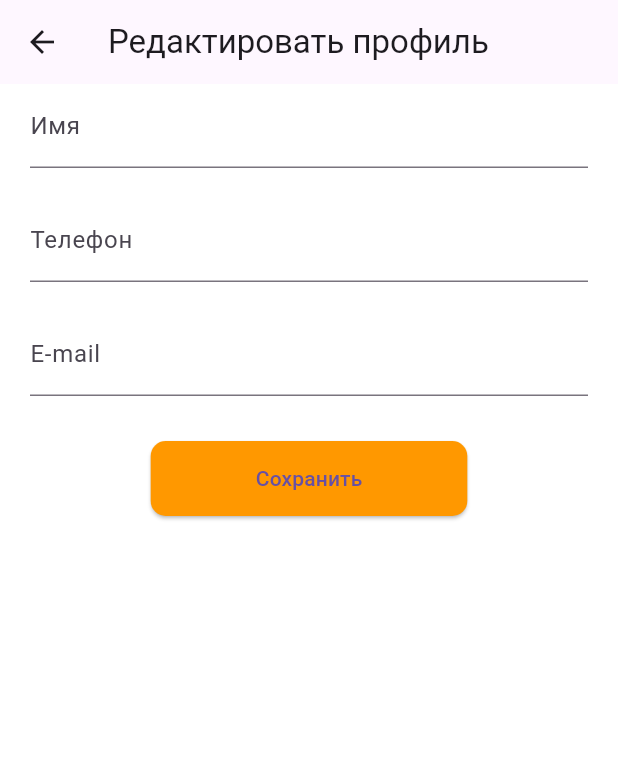
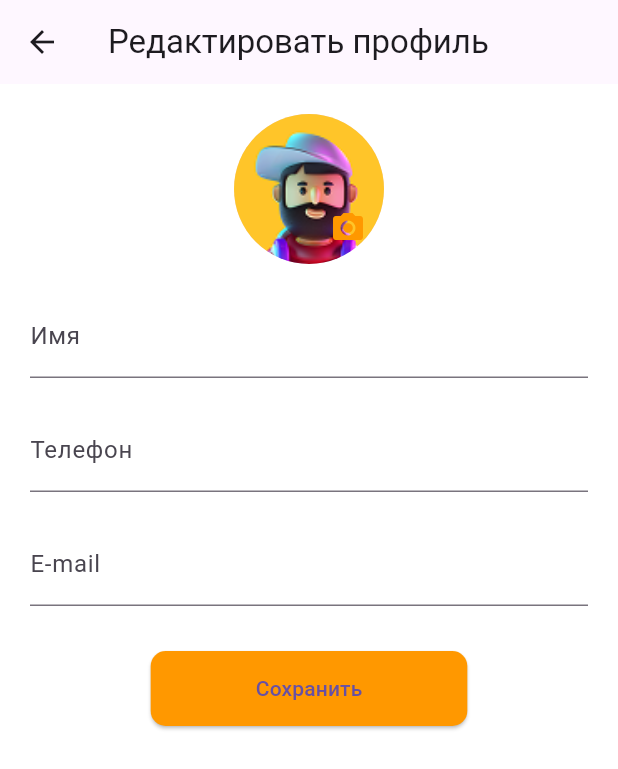
Before and after one commit to Zolomed/food_app, a Flutter app: the ProfileScreen screen opened directly, after a tap on the "edit" icon, on a phone screen of 412 x 824 dp. Shown: the top 769 px of the screen. Run offline on Flutter 3.47's test engine with Material 3 defaults, Android fonts, the phone set to English and light mode, and no system bars; our stand-ins replace cloud_firestore, firebase_auth, firebase_core, firebase_storage, flutter_multi_formatter, image_picker; accounts and stored records are empty; generated files the repository leaves out were written again.

```diff
--- a/lib/models/app_user.dart
+++ b/lib/models/app_user.dart
@@ -3,12 +3,14 @@ class AppUser {
   final String name;
   final String email;
   final String phone;
+  final String? photoUrl;
 
   AppUser({
     required this.uid,
     required this.name,
     required this.email,
     required this.phone,
+    this.photoUrl,
   });
 
   Map<String, dynamic> toMap() {
@@ -16,6 +18,7 @@ class AppUser {
       'name': name,
       'email': email,
       'phone': phone,
+      'photoUrl': photoUrl,
     };
   }
 
@@ -25,6 +28,7 @@ class AppUser {
       name: map['name'] ?? '',
       email: map['email'] ?? '',
       phone: map['phone'] ?? '',
+      photoUrl: map['photoUrl'],
     );
   }
 }
--- a/lib/screens/edit_profile_screen.dart
+++ b/lib/screens/edit_profile_screen.dart
@@ -1,6 +1,9 @@
 import 'package:firebase_auth/firebase_auth.dart';
 import 'package:flutter/material.dart';
 import 'package:cloud_firestore/cloud_firestore.dart';
+import 'package:image_picker/image_picker.dart';
+import 'package:firebase_storage/firebase_storage.dart';
+import 'dart:io';
 
 //TODO сделать потверждение пароля после смены
 //TODO сделать уведомление о смене пароля
@@ -16,6 +19,9 @@ class _EditProfileScreenState extends State<EditProfileScreen> {
   final phoneController = TextEditingController();
   final emailController = TextEditingController();
   bool isLoading = true;
+
+  File? _avatarFile;
+  String? _photoUrl;
 
   @override
   void initState() {
@@ -34,16 +40,37 @@ class _EditProfileScreenState extends State<EditProfileScreen> {
       nameController.text = data?['name'] ?? '';
       phoneController.text = data?['phone'] ?? '';
       emailController.text = data?['email'] ?? '';
+      _photoUrl = data?['photoUrl'];
       setState(() {
         isLoading = false;
       });
     }
   }
 
+  Future<void> _pickAvatar() async {
+    final picker = ImagePicker();
+    final picked =
+        await picker.pickImage(source: ImageSource.gallery, imageQuality: 70);
+    if (picked != null) {
+      setState(() {
+        _avatarFile = File(picked.path);
+      });
+    }
+  }
+
+  Future<String?> _uploadAvatar(String uid) async {
+    if (_avatarFile == null) return _photoUrl;
+    final ref =
+        FirebaseStorage.instance.ref().child('avatars').child('$uid.jpg');
+    await ref.putFile(_avatarFile!);
+    return await ref.getDownloadURL();
+  }
+
   Future<void> _saveProfile() async {
     if (_formKey.currentState!.validate()) {
       final user = FirebaseAuth.instance.currentUser;
       if (user != null) {
+        String? photoUrl = await _uploadAvatar(user.uid);
         await FirebaseFirestore.instance
             .collection('users')
             .doc(user.uid)
@@ -51,6 +78,7 @@ class _EditProfileScreenState extends State<EditProfileScreen> {
           'name': nameController.text.trim(),
           'phone': phoneController.text.trim(),
           'email': emailController.text.trim(),
+          'photoUrl': photoUrl,
         });
         Navigator.pop(context);
       }
@@ -67,13 +95,46 @@ class _EditProfileScreenState extends State<EditProfileScreen> {
               padding: const EdgeInsets.symmetric(horizontal: 20.0),
               child: Form(
                 key: _formKey,
+                child: SingleChildScrollView(
                   child: Column(
                     children: [
+                      SizedBox(height: 20),
+                      Center(
+                        child: Stack(
+                          children: [
+                            GestureDetector(
+                              onTap: _pickAvatar,
+                              child: CircleAvatar(
+                                radius: 50,
+                                backgroundImage: _avatarFile != null
+                                    ? FileImage(_avatarFile!)
+                                    : (_photoUrl != null &&
+                                            _photoUrl!.isNotEmpty
+                                        ? NetworkImage(_photoUrl!)
+                                        : AssetImage(
+                                                'assets/images/avatar_placeholder.png')
+                                            as ImageProvider),
+                              ),
+                            ),
+                            Positioned(
+                              bottom: 0,
+                              right: 0,
+                              child: IconButton(
+                                icon: Icon(Icons.camera_alt,
+                                    color: Colors.orange),
+                                onPressed: _pickAvatar,
+                              ),
+                            ),
+                          ],
+                        ),
+                      ),
+                      SizedBox(height: 20),
                       TextFormField(
                         controller: nameController,
                         decoration: InputDecoration(labelText: 'Имя'),
-                      validator: (value) =>
-                          value == null || value.isEmpty ? 'Введите имя' : null,
+                        validator: (value) => value == null || value.isEmpty
+                            ? 'Введите имя'
+                            : null,
                       ),
                       SizedBox(height: 20),
                       TextFormField(
@@ -105,14 +166,15 @@ class _EditProfileScreenState extends State<EditProfileScreen> {
                           shape: RoundedRectangleBorder(
                             borderRadius: BorderRadius.circular(10),
                           ),
-                        padding:
-                            EdgeInsets.symmetric(horizontal: 70, vertical: 15),
+                          padding: EdgeInsets.symmetric(
+                              horizontal: 70, vertical: 15),
                         ),
                       ),
                     ],
                   ),
                 ),
               ),
+            ),
     );
   }
 }
--- a/lib/screens/profile_screen.dart
+++ b/lib/screens/profile_screen.dart
@@ -77,8 +77,12 @@ class _ProfileScreenState extends State<ProfileScreen> {
                             SizedBox(height: 20),
                             CircleAvatar(
                               radius: 50,
-                              backgroundImage: AssetImage(
-                                  'assets/images/avatar_placeholder.png'),
+                              backgroundImage: userData!.photoUrl != null &&
+                                      userData!.photoUrl!.isNotEmpty
+                                  ? NetworkImage(userData!.photoUrl!)
+                                  : AssetImage(
+                                          'assets/images/avatar_placeholder.png')
+                                      as ImageProvider,
                             ),
                             SizedBox(height: 10),
                             Text(
--- a/pubspec.yaml
+++ b/pubspec.yaml
@@ -15,6 +15,8 @@ dependencies:
   firebase_core: ^3.13.0
   firebase_auth: ^5.5.3
   cloud_firestore: ^5.6.7
+  firebase_storage: ^12.4.5
+  image_picker: ^1.0.4
 
 dev_dependencies:
   flutter_test:
```
Also changed, not shown: lib/main.dart (+0 -12 lines), lib/screens/login_screen.dart (+6 -1 lines), lib/screens/splash_screen.dart (+10 -3 lines), pubspec.lock. Lines whose indentation alone changed are shown as unchanged.
